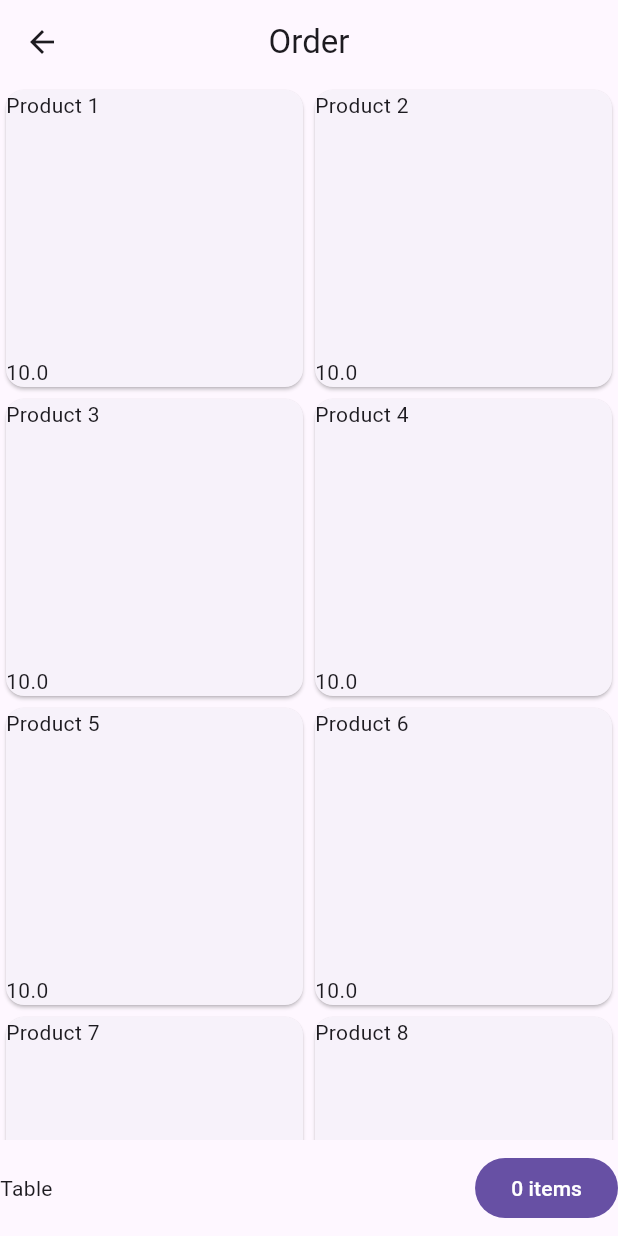
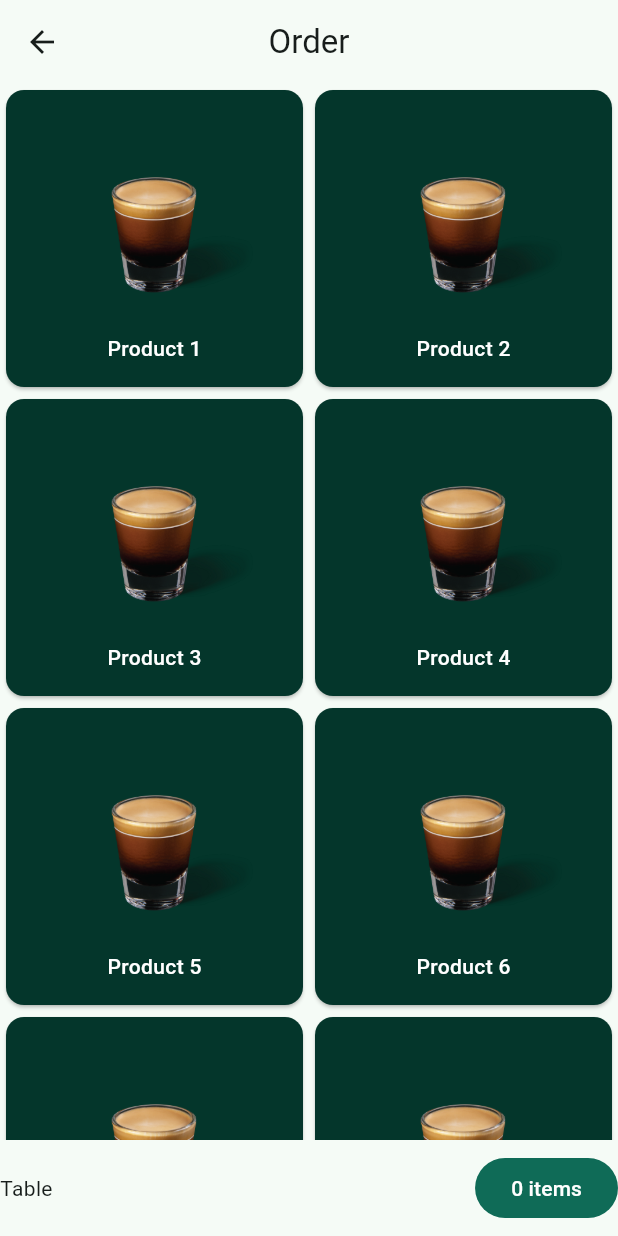
Before and after one commit to anoochit/simply_coffee, a Flutter app: the OrderView screen opened directly, on a phone screen of 412 x 824 dp. Run offline on Flutter 3.47's test engine with Material 3 defaults, Android fonts, the phone set to English and light mode, and no system bars; our stand-ins replace get; missing offline and left inert: flutter_barcode_scanner.

```diff
--- a/lib/app/data/mock_data.dart
+++ b/lib/app/data/mock_data.dart
@@ -4,60 +4,70 @@ final listProduct = [
   Product(
     id: 'a01',
     title: 'Product 1',
+    image: 'assets/images/espresso.png',
     description: 'description',
     price: 10.0,
   ),
   Product(
     id: 'a02',
     title: 'Product 2',
+    image: 'assets/images/espresso.png',
     description: 'description',
     price: 10.0,
   ),
   Product(
     id: 'a03',
     title: 'Product 3',
+    image: 'assets/images/espresso.png',
     description: 'description',
     price: 10.0,
   ),
   Product(
     id: 'a04',
     title: 'Product 4',
+    image: 'assets/images/espresso.png',
     description: 'description',
     price: 10.0,
   ),
   Product(
     id: 'a05',
     title: 'Product 5',
+    image: 'assets/images/espresso.png',
     description: 'description',
     price: 10.0,
   ),
   Product(
     id: 'a06',
     title: 'Product 6',
+    image: 'assets/images/espresso.png',
     description: 'description',
     price: 10.0,
   ),
   Product(
     id: 'a07',
     title: 'Product 7',
+    image: 'assets/images/espresso.png',
     description: 'description',
     price: 10.0,
   ),
   Product(
     id: 'a08',
     title: 'Product 8',
+    image: 'assets/images/espresso.png',
     description: 'description',
     price: 10.0,
   ),
   Product(
     id: 'a09',
     title: 'Product 9',
+    image: 'assets/images/espresso.png',
     description: 'description',
     price: 10.0,
   ),
   Product(
     id: 'a10',
     title: 'Product 10',
+    image: 'assets/images/espresso.png',
     description: 'description',
     price: 10.0,
   ),
--- a/lib/app/data/models/product.dart
+++ b/lib/app/data/models/product.dart
@@ -2,11 +2,13 @@
 class Product {
   String id;
   String title;
+  String image;
   String description;
   double price;
   Product({
     required this.id,
     required this.title,
+    required this.image,
     required this.description,
     required this.price,
   });
--- a/lib/app/modules/cart/views/cart_view.dart
+++ b/lib/app/modules/cart/views/cart_view.dart
@@ -16,7 +16,6 @@ class CartView extends GetView<AppController> {
       ),
       //  show order items, user can adjust a quantity of each items
       body: GetBuilder<AppController>(
-        id: 'cart',
         builder: (controller) => ListView.builder(
           itemCount: controller.orderItems.length,
           itemBuilder: (BuildContext context, int index) {
--- a/lib/app/modules/order/views/order_view.dart
+++ b/lib/app/modules/order/views/order_view.dart
@@ -1,10 +1,12 @@
 import 'package:flutter/material.dart';
+import 'package:flutter/widgets.dart';
 
 import 'package:get/get.dart';
 
 import '../../../controllers/app_controller.dart';
 import '../../../data/mock_data.dart';
 import '../../../routes/app_pages.dart';
+import '../../../theme/theme.dart';
 
 class OrderView extends GetView<AppController> {
   const OrderView({super.key});
@@ -21,15 +23,31 @@ class OrderView extends GetView<AppController> {
         gridDelegate:
             const SliverGridDelegateWithFixedCrossAxisCount(crossAxisCount: 2),
         itemBuilder: (context, index) {
+          final product = listProduct[index];
           return Card(
+            clipBehavior: Clip.antiAliasWithSaveLayer,
             child: InkWell(
               onTap: () {
                 // add product to order list
-                controller.addToOrder(product: listProduct[index]);
+                controller.addToOrder(product: product);
               },
-              child: GridTile(
-                footer: Text('${listProduct[index].price}'),
-                child: Text(listProduct[index].title),
+              child: Stack(
+                children: [
+                  Image.asset(
+                    product.image,
+                    fit: BoxFit.contain,
+                  ),
+                  Align(
+                    alignment: Alignment.bottomCenter,
+                    child: Padding(
+                      padding: const EdgeInsets.all(16.0),
+                      child: Text(
+                        product.title,
+                        style: productTitleStyle,
+                      ),
+                    ),
+                  ),
+                ],
               ),
             ),
           );
--- /dev/null
+++ b/lib/app/theme/theme.dart
@@ -0,0 +1,7 @@
+import 'package:flutter/material.dart';
+
+const productTitleStyle = TextStyle(
+  color: Colors.white,
+  fontWeight: FontWeight.w500,
+);
+const colorSchemeSeed = Color.fromARGB(255, 4, 54, 43);
--- a/lib/main.dart
+++ b/lib/main.dart
@@ -1,6 +1,7 @@
 import 'package:flutter/material.dart';
 
 import 'package:get/get.dart';
+import 'package:simplycoffee/app/theme/theme.dart';
 import 'app/bindings/root_binding.dart';
 import 'app/routes/app_pages.dart';
 
@@ -9,6 +10,9 @@ Future<void> main() async {
   runApp(
     GetMaterialApp(
       title: "Simply Coffee",
+      theme: ThemeData(
+        colorSchemeSeed: colorSchemeSeed,
+      ),
       initialRoute: AppPages.INITIAL,
       getPages: AppPages.routes,
       initialBinding: RootBinding(),
--- a/pubspec.yaml
+++ b/pubspec.yaml
@@ -19,3 +19,5 @@ dev_dependencies:
 
 flutter:
   uses-material-design: true
+  assets:
+    - assets/images/espresso.png
```
Also changed, not shown: assets/images/espresso.png (added).
